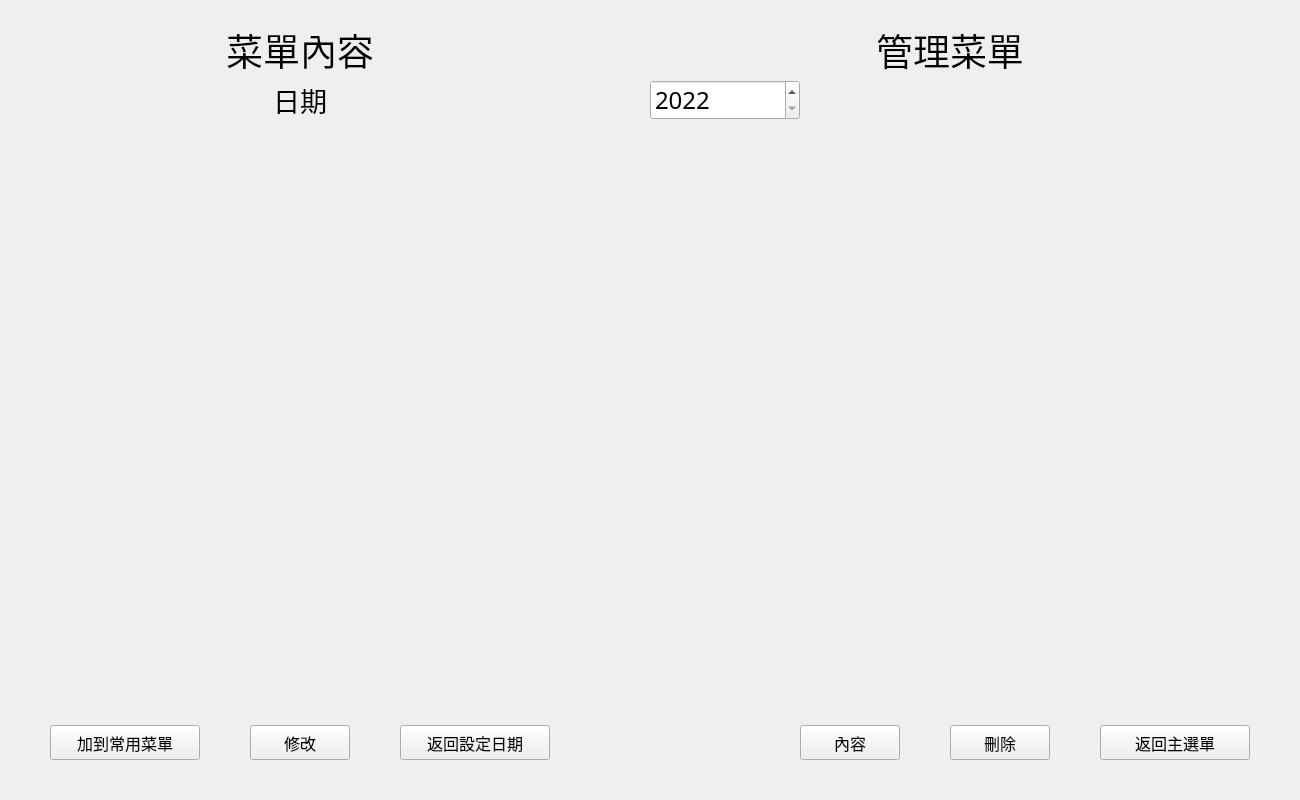
Qt form AccountSystem/ui/setPage.ui (bryannnnn-h/account_system) before a commit.
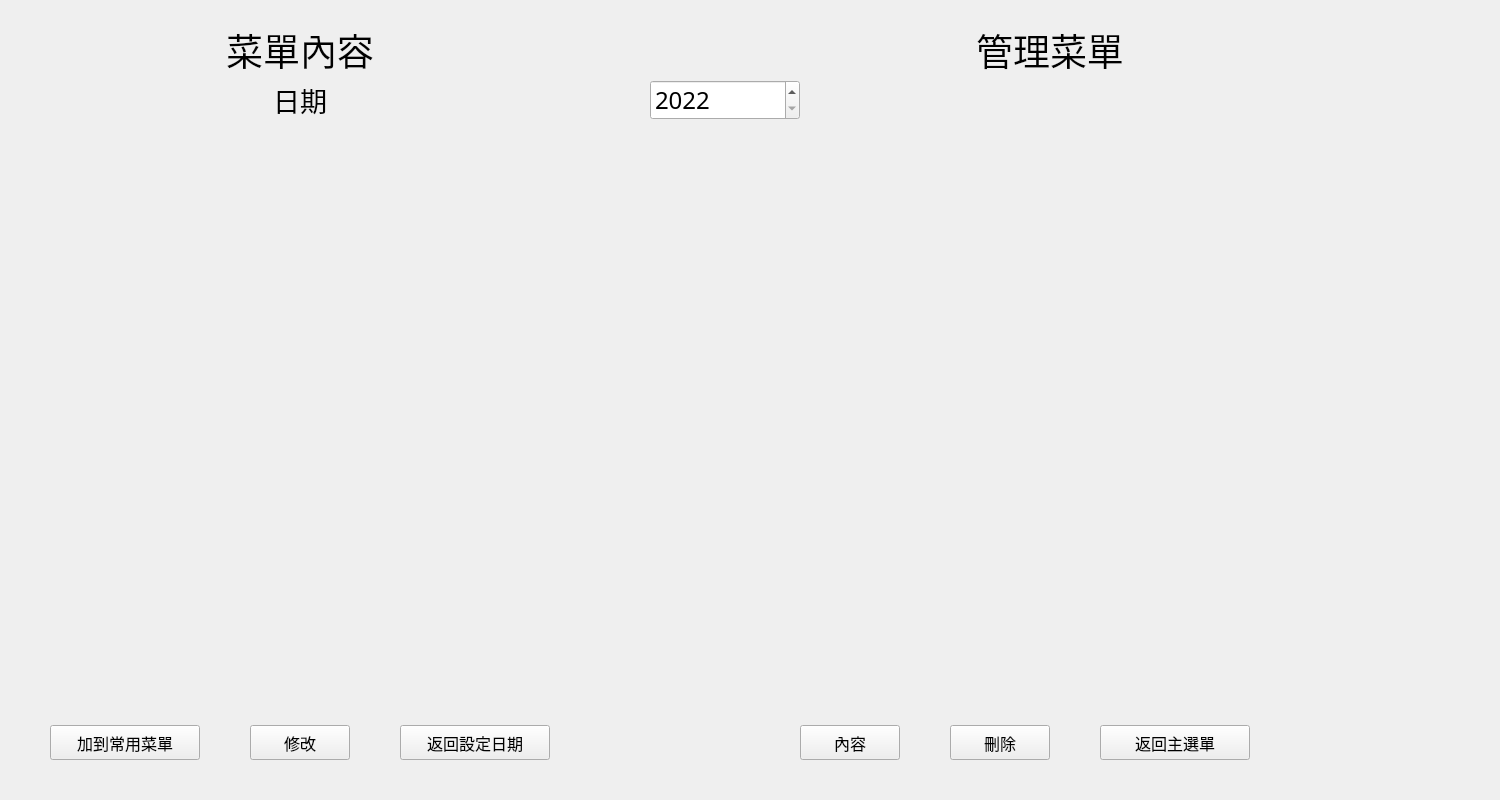
The same form after that commit.

Diff of the .ui file:
```diff
--- a/AccountSystem/ui/setPage.ui
+++ b/AccountSystem/ui/setPage.ui
@@ -9,7 +9,7 @@
    <rect>
     <x>0</x>
     <y>0</y>
-    <width>1300</width>
+    <width>1500</width>
     <height>800</height>
    </rect>
   </property>
@@ -511,7 +511,7 @@
     <rect>
      <x>600</x>
      <y>25</y>
-     <width>700</width>
+     <width>900</width>
      <height>50</height>
     </rect>
    </property>
@@ -552,7 +552,7 @@
     <rect>
      <x>600</x>
      <y>75</y>
-     <width>600</width>
+     <width>900</width>
      <height>50</height>
     </rect>
    </property>
@@ -604,7 +604,7 @@
     <rect>
      <x>650</x>
      <y>135</y>
-     <width>600</width>
+     <width>800</width>
      <height>545</height>
     </rect>
    </property>
```
Left out of the diff: 4 changed lines with no effect on the pictures.
